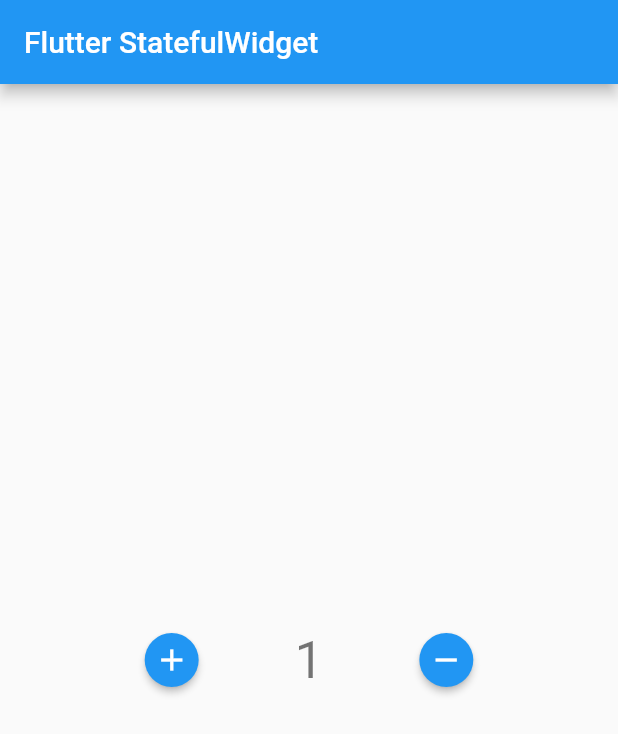
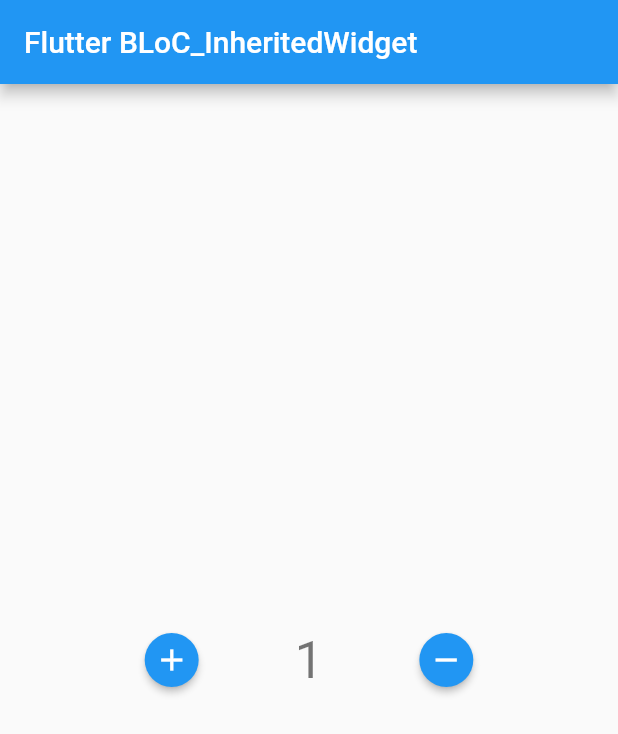
Before and after one commit to xms7104/Flutter-State-Management, a Flutter app: the screen it shows after launch, on a phone screen of 412 x 824 dp. Shown: the top 734 px of the screen. Run offline on Flutter 3.47's test engine with Material 2 defaults, Android fonts, the phone set to English and light mode, and no system bars.

Commit message:
Flutter BLoC_InheritedWidget

```diff
--- a/lib/counter_bloc.dart
+++ b/lib/counter_bloc.dart
@@ -1,4 +1,5 @@
 import 'dart:async';
+
 import './counter_event.dart';
 
 class CounterBloc {
@@ -22,7 +23,7 @@ class CounterBloc {
     if (event is AddEvent) {
       _counter++;
     } else if (event is ReduceEvent) {
-      if(_counter>1){
+      if(_counter >1){
         _counter--;
       }
     }
--- /dev/null
+++ b/lib/counter_provider.dart
@@ -0,0 +1,19 @@
+import './counter_bloc.dart';
+import 'package:flutter/widgets.dart';
+
+class CounterProvider extends InheritedWidget {
+  final CounterBloc cartBloc;
+
+  CounterProvider({
+    Key ? key,
+    CounterBloc ? cartBloc,
+    required Widget child,
+  })  : cartBloc = cartBloc ?? CounterBloc(),
+        super(key: key, child: child);
+
+  @override
+  bool updateShouldNotify(InheritedWidget oldWidget) => true;
+
+  static CounterBloc of(BuildContext context) =>
+      context.dependOnInheritedWidgetOfExactType<CounterProvider>()!.cartBloc;
+}
--- a/lib/main.dart
+++ b/lib/main.dart
@@ -1,44 +1,46 @@
+import './counter_event.dart';
+import './counter_provider.dart';
 import 'package:flutter/material.dart';
-import './counter_bloc.dart';
-import './counter_event.dart';
 
-void main() {
-  runApp(const MyApp());
-}
+void main() => runApp(MyApp());
 
 class MyApp extends StatelessWidget {
-  const MyApp({super.key});
-
   @override
   Widget build(BuildContext context) {
-    return const MaterialApp(
-      title: 'Flutter State Management',
-      home: MyHomePage(title: 'Flutter StatefulWidget',),
+    return CounterProvider(
+      child: MaterialApp(
+        title: 'Flutter BLoC_InheritedWidget',
+        theme: ThemeData(
+          primarySwatch: Colors.blue,
+        ),
+        home: MyHomePage(title: 'Flutter BLoC_InheritedWidget'),
+      ),
     );
   }
 }
 
 class MyHomePage extends StatefulWidget {
-  const MyHomePage({super.key, required this.title});
+  MyHomePage({Key? key, required this.title}) : super(key: key);
+
   final String title;
 
   @override
-  State<MyHomePage> createState() => _MyHomePageState();
+  _MyHomePageState createState() => _MyHomePageState();
 }
 
 class _MyHomePageState extends State<MyHomePage> {
-   final _bloc = CounterBloc();
-
   @override
   Widget build(BuildContext context) {
+    final _bloc = CounterProvider.of(context);
     return Scaffold(
       appBar: AppBar(
         title: Text(widget.title),
       ),
       body: Center(
-        child:Row(
+        child:
+        Row(
           mainAxisAlignment: MainAxisAlignment.center,
-          children: [
+          children:[
             ElevatedButton(
             onPressed: () => _bloc.counterEventSink.add(AddEvent()),
             style: ElevatedButton.styleFrom(
@@ -55,7 +57,8 @@ class _MyHomePageState extends State<MyHomePage> {
                 '${snapshot.data}',
                 style: Theme.of(context).textTheme.headlineMedium,
               );
-              }),
+            },
+          ),
           const SizedBox(width: 50),
           ElevatedButton(
             onPressed: () => _bloc.counterEventSink.add(ReduceEvent()),
@@ -64,13 +67,16 @@ class _MyHomePageState extends State<MyHomePage> {
             ),
             child: const Icon(Icons.remove),
           ),
-        ],
+
+      ]
+        )
       ),
-    ));
+    );
   }
+
   @override
   void dispose() {
     super.dispose();
-    _bloc.dispose();
+    CounterProvider.of(context).dispose();
   }
 }
```
Lines whose indentation alone changed are shown as unchanged.
